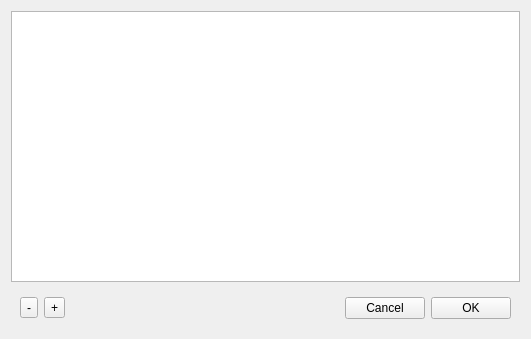
h13i32maru/navyjs-legacy2, file creator/src/window/n_layout_json_table.ui: the form before one commit.
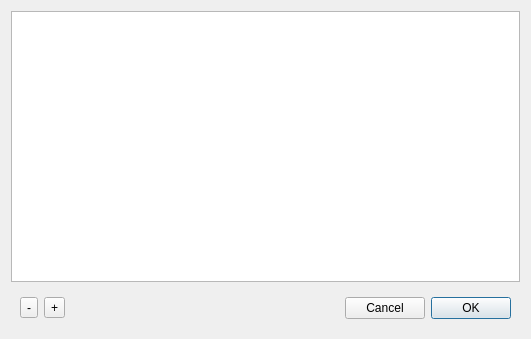
The form after the commit. Custom widgets are drawn as their Qt base class.

Commit message: カラムをストレッチするようにした.

Diff of the .ui file:
```diff
--- a/creator/src/window/n_layout_json_table.ui
+++ b/creator/src/window/n_layout_json_table.ui
@@ -72,6 +72,9 @@
         <property name="text">
          <string>OK</string>
         </property>
+        <property name="default">
+         <bool>true</bool>
+        </property>
        </widget>
       </item>
      </layout>
```
Left out of the diff: 3 changed lines with no effect on the pictures.
